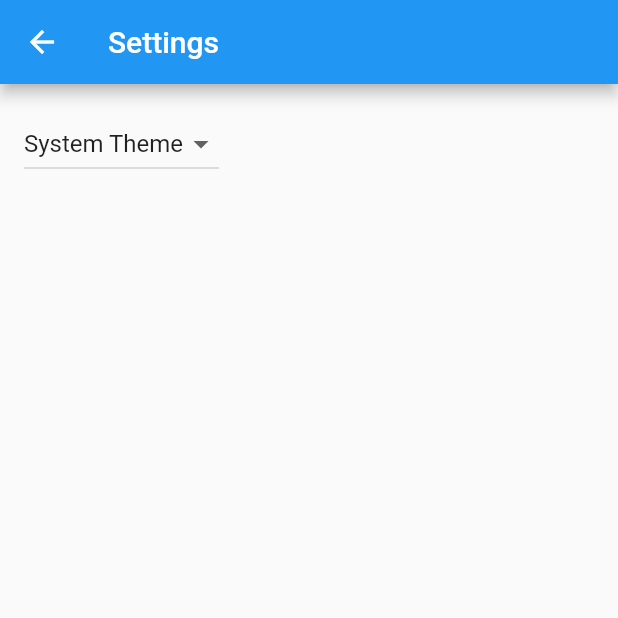
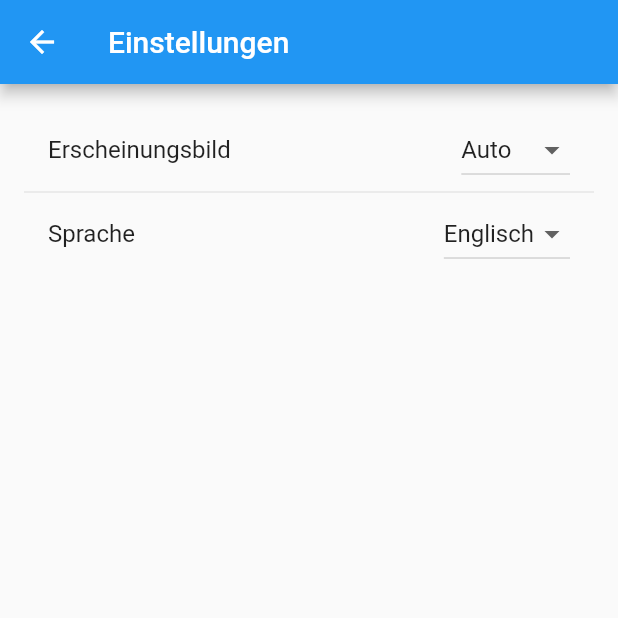
Before and after one commit to rizzek/shopper, a Flutter app: the screen it shows after launch, after a tap on the "settings" icon, on a phone screen of 412 x 824 dp, the top half of it. Run offline on Flutter 3.47's test engine with Material 2 defaults, Android fonts, the light colour scheme and no system bars; our stand-ins replace go_router, shared_preferences; generated files the repository leaves out were written again.

Commit message:
General settings

```diff
--- a/lib/src/app.dart
+++ b/lib/src/app.dart
@@ -2,6 +2,7 @@ import 'package:flutter/material.dart';
 import 'package:flutter_gen/gen_l10n/app_localizations.dart';
 import 'package:flutter_localizations/flutter_localizations.dart';
 import 'package:go_router/go_router.dart';
+import 'package:intl/intl.dart';
 import 'package:provider/provider.dart';
 
 import 'sample_feature/sample_item_details_view.dart';
@@ -49,25 +50,14 @@ class ShopperApp extends StatelessWidget {
           // background.
           restorationScopeId: 'app',
 
-          // Provide the generated AppLocalizations to the MaterialApp. This
-          // allows descendant Widgets to display the correct translations
-          // depending on the user's locale.
-          localizationsDelegates: const [
-            AppLocalizations.delegate,
-            GlobalMaterialLocalizations.delegate,
-            GlobalWidgetsLocalizations.delegate,
-            GlobalCupertinoLocalizations.delegate,
-          ],
-          supportedLocales: const [
-            Locale('en', ''), // English, no country code
-            Locale('de', ''),
-          ],
+          // Enable l10n support
+          localizationsDelegates: AppLocalizations.localizationsDelegates,
+          supportedLocales: AppLocalizations.supportedLocales,
+
+          locale: context.read<SettingsController>().locale,
 
           // Use AppLocalizations to configure the correct application title
           // depending on the user's locale.
-          //
-          // The appTitle is defined in .arb files found in the localization
-          // directory.
           onGenerateTitle: (BuildContext context) =>
               AppLocalizations.of(context)!.appTitle,
 
--- a/lib/src/localization/app_de.arb
+++ b/lib/src/localization/app_de.arb
@@ -1,3 +1,11 @@
 {
-  "appTitle": "Shopper"
+  "appTitle": "Shopper",
+  "settings": "Einstellungen",
+  "appearance": "Erscheinungsbild",
+  "systemTheme": "Auto",
+  "lightTheme": "Hell",
+  "darkTheme": "Dunkel",
+  "language": "Sprache",
+  "language_de": "Deutsch",
+  "language_en": "Englisch"
 }
--- a/lib/src/settings/settings_controller.dart
+++ b/lib/src/settings/settings_controller.dart
@@ -1,6 +1,8 @@
 import 'package:flutter/material.dart';
+import 'package:intl/intl.dart';
 
 import 'settings_service.dart';
+import 'package:flutter_gen/gen_l10n/app_localizations.dart';
 
 /// A class that many Widgets can interact with to read user settings, update
 /// user settings, or listen to user settings changes.
@@ -17,15 +19,19 @@ class SettingsController with ChangeNotifier {
   // also persisting the changes with the SettingsService.
   late ThemeMode _themeMode;
 
+  late Locale _locale;
+
   // Allow Widgets to read the user's preferred ThemeMode.
   ThemeMode get themeMode => _themeMode;
+
+  Locale get locale => _locale;
 
   /// Load the user's settings from the SettingsService. It may load from a
   /// local database or the internet. The controller only knows it can load the
   /// settings from the service.
   Future<void> loadSettings() async {
     _themeMode = await _settingsService.themeMode();
-
+    _locale = await _settingsService.preferredLocale();
     // Important! Inform listeners a change has occurred.
     notifyListeners();
   }
@@ -47,4 +53,19 @@ class SettingsController with ChangeNotifier {
     // SettingService.
     await _settingsService.updateThemeMode(newThemeMode);
   }
+
+  Future<void> updatePreferredLocale(String? localeString) async {
+    if (localeString == null) return;
+
+    if (localeString == _locale.languageCode) return;
+
+    _locale = Locale(localeString);
+
+    // S.load(_preferredLocale);
+
+    notifyListeners();
+
+    await _settingsService.updateLocale(localeString);
+  }
+
 }
--- a/lib/src/settings/settings_view.dart
+++ b/lib/src/settings/settings_view.dart
@@ -1,3 +1,4 @@
+import 'package:flutter_gen/gen_l10n/app_localizations.dart';
 import 'package:flutter/material.dart';
 
 import 'settings_controller.dart';
@@ -15,7 +16,7 @@ class SettingsView extends StatelessWidget {
   Widget build(BuildContext context) {
     return Scaffold(
       appBar: AppBar(
-        title: const Text('Settings'),
+        title: Text(AppLocalizations.of(context)!.settings),
       ),
       body: Padding(
         padding: const EdgeInsets.all(16),
@@ -23,27 +24,48 @@ class SettingsView extends StatelessWidget {
         //
         // When a user selects a theme from the dropdown list, the
         // SettingsController is updated, which rebuilds the MaterialApp.
-        child: DropdownButton<ThemeMode>(
+        child: ListView(
+          children: ListTile.divideTiles(context: context, tiles: [
+            ListTile(
+              title: Text(AppLocalizations.of(context)!.appearance),
+              trailing: DropdownButton<ThemeMode>(
                 // Read the selected themeMode from the controller
                 value: controller.themeMode,
                 // Call the updateThemeMode method any time the user selects a theme.
                 onChanged: controller.updateThemeMode,
-          items: const [
+                items: [
                   DropdownMenuItem(
                     value: ThemeMode.system,
-              child: Text('System Theme'),
+                    child: Text(AppLocalizations.of(context)!.systemTheme),
                   ),
                   DropdownMenuItem(
                     value: ThemeMode.light,
-              child: Text('Light Theme'),
+                    child: Text(AppLocalizations.of(context)!.lightTheme),
                   ),
                   DropdownMenuItem(
                     value: ThemeMode.dark,
-              child: Text('Dark Theme'),
+                    child: Text(AppLocalizations.of(context)!.darkTheme),
                   )
                 ],
               ),
             ),
+            ListTile(
+              title: Text(AppLocalizations.of(context)!.language),
+              trailing: DropdownButton<String>(
+                value: controller.locale.languageCode.substring(0, 2),
+                onChanged: controller.updatePreferredLocale,
+                items: [
+                  DropdownMenuItem(
+                      value: "de", child: Text(AppLocalizations.of(context)!.language_de)),
+                  DropdownMenuItem(
+                      value: "en", child: Text(AppLocalizations.of(context)!.language_en))
+                ],
+              ),
+            ),
+          ]).toList(),
+        ),
+      ),
     );
   }
+
 }
--- a/pubspec.yaml
+++ b/pubspec.yaml
@@ -14,6 +14,7 @@ dependencies:
     sdk: flutter
   flutter_localizations:
     sdk: flutter
+  intl: ^0.17.0
 
   provider: ^6.0.2
   go_router: ^3.0.4
```
Also changed, not shown: lib/src/home/home_screen.dart (added, +29 -0 lines), lib/src/localization/app_en.arb (+9 -1 lines), lib/src/main_menu/main_menu.dart (added, +13 -0 lines). Lines whose indentation alone changed are shown as unchanged.
